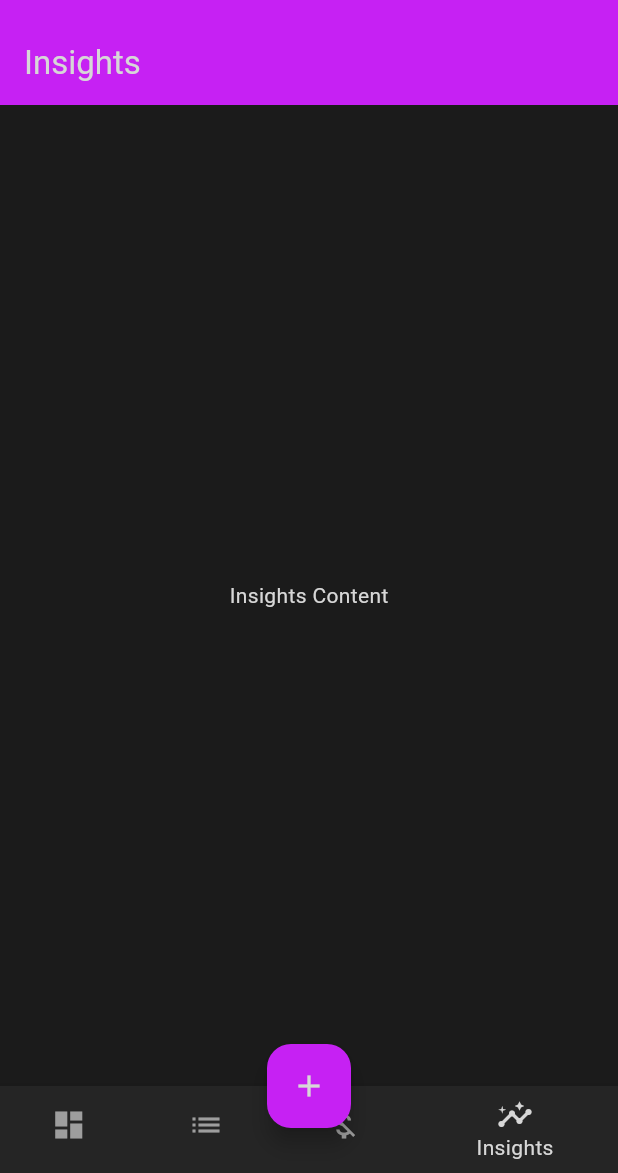
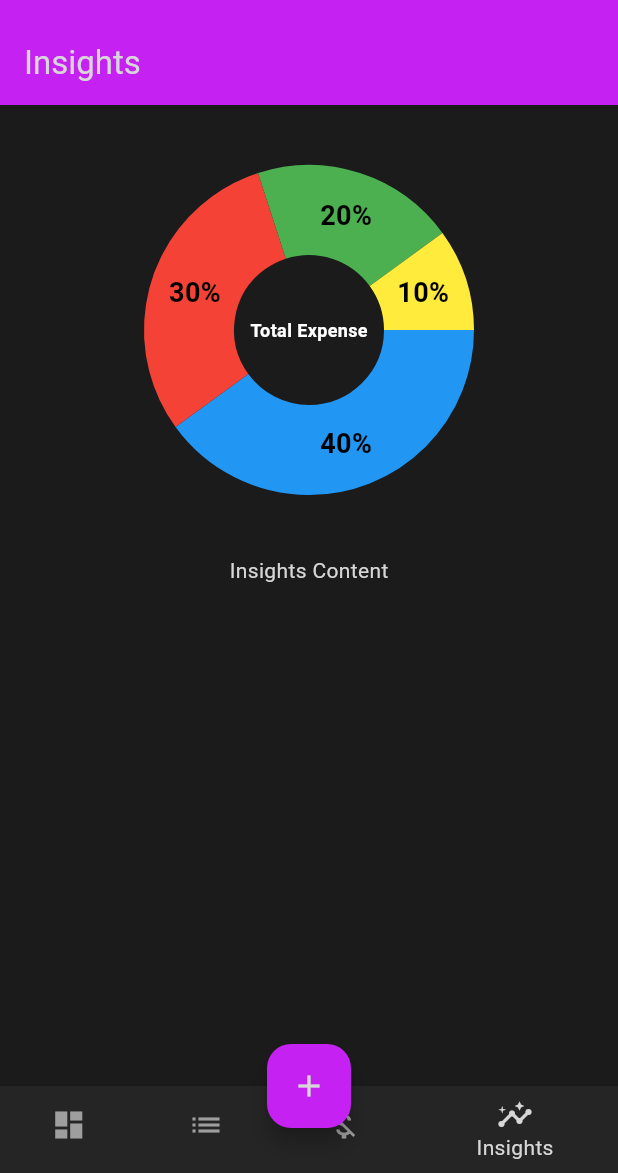
Before and after one commit to SolidCaterpillar/SWEN303-Group-Project-Part-1, a Flutter app: the screen it shows after launch, item 4 of the bottom bar chosen, on a phone screen of 412 x 824 dp, the part 63-1236 px from its top. Run offline on Flutter 3.47's test engine with Material 3 defaults, Android fonts, the light colour scheme and no system bars; drawn by our look-alikes of fl_chart.

Commit message:
Created a pie chart in an insight page

```diff
--- a/flutter_prototype/lib/screens/insights_screen.dart
+++ b/flutter_prototype/lib/screens/insights_screen.dart
@@ -1,4 +1,5 @@
 import 'package:flutter/material.dart';
+import 'package:flutter_prototype/widgets/pie_chart.dart';
 import '../core/constants.dart';
 
 class InsightsScreen extends StatelessWidget {
@@ -12,9 +13,18 @@ class InsightsScreen extends StatelessWidget {
             style: TextStyle(color: AppColors.textPrimary)),
         backgroundColor: AppColors.primary,
       ),
-      body: const Center(
-          child: Text('Insights Content',
-              style: TextStyle(color: AppColors.textPrimary))),
+      body: Column(
+        children: [
+          Container(
+            height: 300.0, // Set a fixed height for the PieChart
+            child: MyPieChart(),
+          ),
+          const Center(
+            child: Text('Insights Content',
+                style: TextStyle(color: AppColors.textPrimary)),
+          ),
+        ],
+      ),
     );
   }
 }
--- /dev/null
+++ b/flutter_prototype/lib/widgets/pie_chart.dart
@@ -0,0 +1,81 @@
+import 'package:flutter/material.dart';
+import 'package:fl_chart/fl_chart.dart';
+
+class MyPieChart extends StatelessWidget {
+
+  const MyPieChart({super.key});
+
+  @override
+  Widget build(BuildContext context) {
+    return Stack(
+      alignment: Alignment.center,
+      children: [
+        PieChart(
+          PieChartData(
+            centerSpaceRadius: 50,
+            sections: _getSections(),
+            borderData: FlBorderData(show: false),
+            sectionsSpace: 0,
+          ),
+        ),
+        Text(
+           "Total Expense",
+          style: TextStyle(
+            fontSize: 12,
+            fontWeight: FontWeight.bold,
+            color: Colors.white,
+          ),
+        ),
+      ],
+    );
+  }
+
+  List<PieChartSectionData> _getSections() {
+    return [
+      PieChartSectionData(
+        color: Colors.blue,
+        value: 40,
+        title: '40%',
+        radius: 60,
+        titleStyle: TextStyle(
+          fontSize: 18,
+          fontWeight: FontWeight.bold,
+          color: Colors.black,
+        ),
+      ),
+      PieChartSectionData(
+        color: Colors.red,
+        value: 30,
+        title: '30%',
+        radius: 60,
+        titleStyle: TextStyle(
+          fontSize: 18,
+          fontWeight: FontWeight.bold,
+          color: Colors.black,
+        ),
+      ),
+      PieChartSectionData(
+        color: Colors.green,
+        value: 20,
+        title: '20%',
+        radius: 60,
+        titleStyle: TextStyle(
+          fontSize: 18,
+          fontWeight: FontWeight.bold,
+          color: Colors.black,
+        ),
+      ),
+      PieChartSectionData(
+        color: Colors.yellow,
+        value: 10,
+        title: '10%',
+        radius: 60,
+        titleStyle: TextStyle(
+          fontSize: 18,
+          fontWeight: FontWeight.bold,
+          color: Colors.black,
+        ),
+      ),
+    ];
+  }
+}
--- a/flutter_prototype/pubspec.yaml
+++ b/flutter_prototype/pubspec.yaml
@@ -34,6 +34,7 @@ dependencies:
   # The following adds the Cupertino Icons font to your application.
   # Use with the CupertinoIcons class for iOS style icons.
   cupertino_icons: ^1.0.6
+  fl_chart: ^0.68.0
 
 dev_dependencies:
   flutter_test:
```
Also changed, not shown: flutter_prototype/pubspec.lock.
